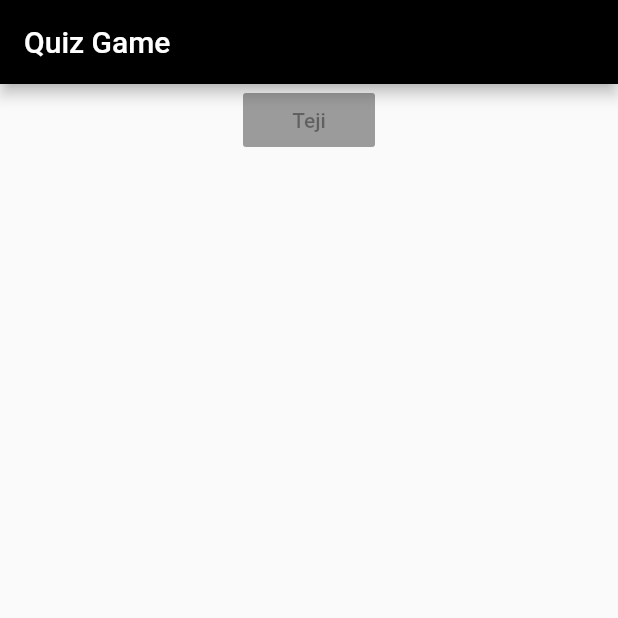
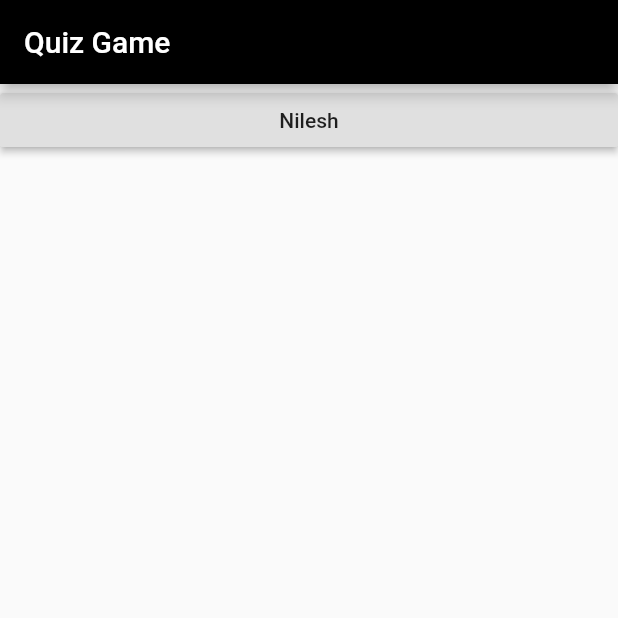
Before and after one commit to nileshteji/flutter-playground, a Flutter app: the screen it shows after launch, on a phone screen of 412 x 824 dp, the top half of it. Run offline on Flutter 3.47's test engine with Material 2 defaults, Android fonts, the phone set to English and light mode, and no system bars.

Commit message:
Version 1.2

```diff
--- a/quiz_game/lib/main.dart
+++ b/quiz_game/lib/main.dart
@@ -8,6 +8,9 @@ void main(List<String> args) {
 class Application extends StatelessWidget{
   List<String> nilesh;
   int counter=0;
+  void question(){
+    print("Answer Chosen");
+  }
 
   Application({this.nilesh});
 
@@ -19,14 +22,16 @@ class Application extends StatelessWidget{
   return MaterialApp(
   home: Scaffold(
     appBar: AppBar(title:Text("Quiz Game"),backgroundColor:Colors.black),
-     body:Column(children: <Widget>[
+     body:ListView(children: <Widget>[
 
-       //AppBar(title:Text("Quiz Game",),backgroundColor: Colors.black,),
-           Row(children:<Widget>[]),
+      RaisedButton(onPressed: () => print("Answer"),child:Text("Nilesh")),
 
-       RaisedButton(child:Text("Teji"))
 
-       ],
+
+
+
+       ]
+     ),
 
        )
 
@@ -36,8 +41,8 @@ class Application extends StatelessWidget{
 
 
 
-  )
-);
+  );
+
   }
 
 }
```
